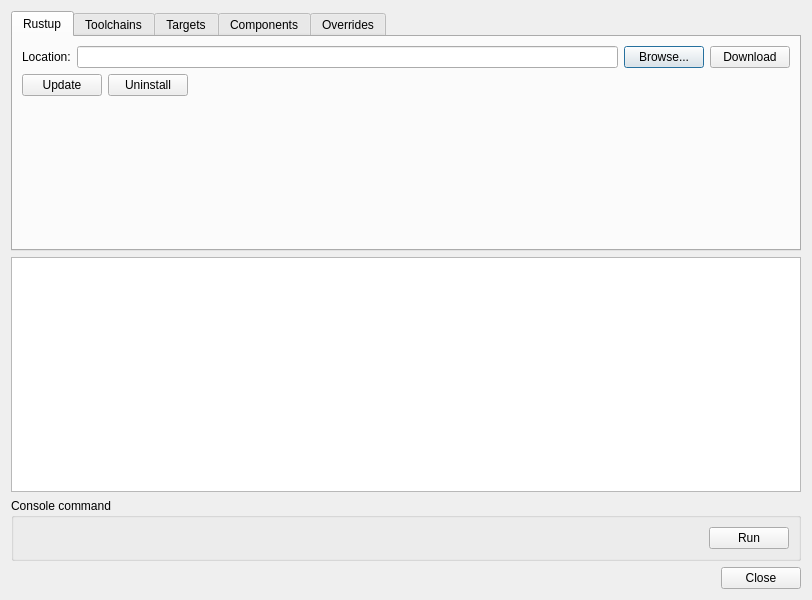
First picture: the form in Source/UI/RustInstaller.ui, repository krre/afterglow, before the edit.
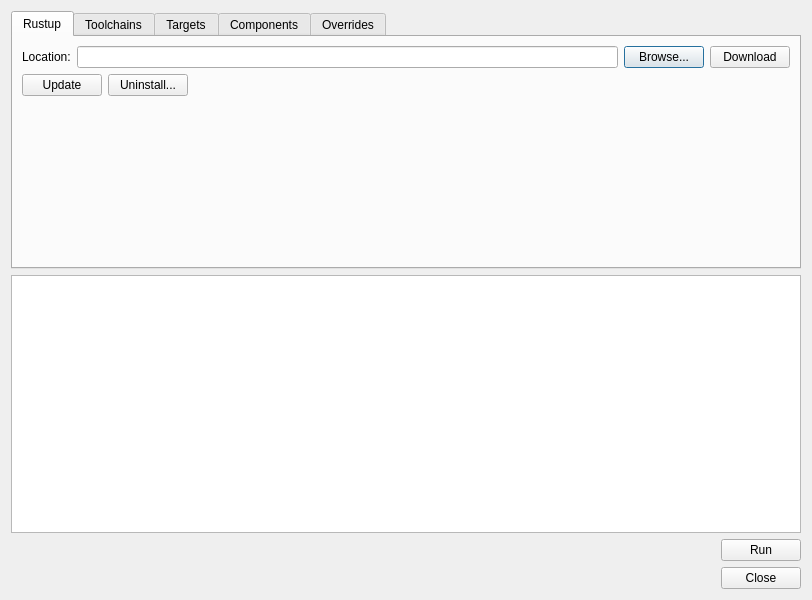
Second picture: the form after the edit. The open tabs and pages were chosen to show the change.

Commit message: Remove groupbox for command line in Rust Installer window

Patch:
```diff
--- a/Source/UI/RustInstaller.ui
+++ b/Source/UI/RustInstaller.ui
@@ -64,7 +64,7 @@
          <item>
           <widget class="QPushButton" name="pushButtonUninstall">
            <property name="text">
-            <string>Uninstall</string>
+            <string>Uninstall...</string>
            </property>
           </widget>
          </item>
@@ -282,10 +282,6 @@
     </widget>
    </item>
    <item>
-    <widget class="QGroupBox" name="groupBox_4">
-     <property name="title">
-      <string>Console command</string>
-     </property>
      <layout class="QHBoxLayout" name="horizontalLayout_4">
       <item>
        <widget class="QWidget" name="widgetCommandLine" native="true">
@@ -322,7 +318,6 @@
        </widget>
       </item>
      </layout>
-    </widget>
    </item>
    <item>
     <widget class="QDialogButtonBox" name="buttonBox">
```
Left out of the diff: 2 changed lines with no effect on the pictures. Lines whose indentation alone changed are shown as unchanged.
